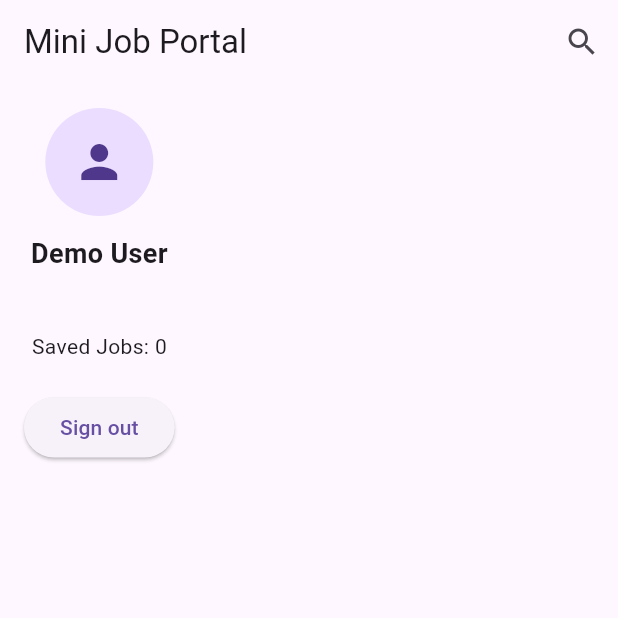
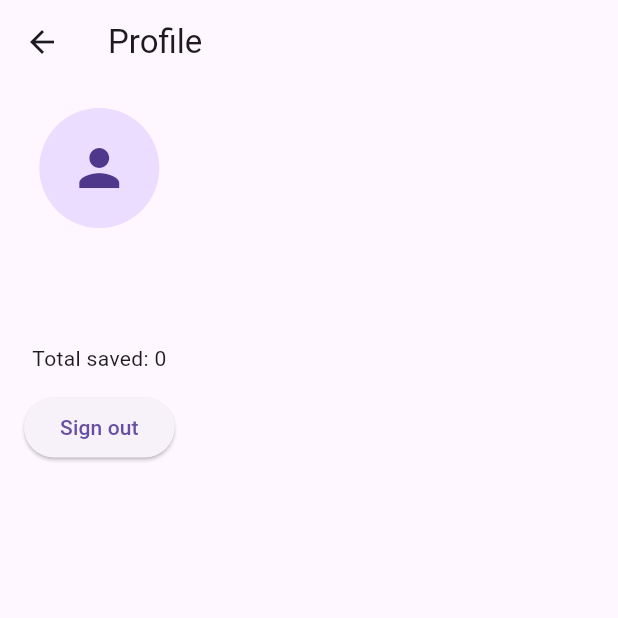
Before and after one commit to sadiakhan36295/Mini-job-portal-app, a Flutter app: the screen it shows once a user with an empty profile is signed in, item 3 of the bottom bar chosen, after a tap on "Sign out", on a phone screen of 412 x 824 dp, the top half of it. Run offline on Flutter 3.47's test engine with Material 3 defaults, Android fonts, the phone set to English and light mode, and no system bars; our stand-ins replace firebase_auth, firebase_core, sqflite; accounts and stored records are empty; network calls fail.

Commit message:
job list screen

```diff
--- a/lib/main.dart
+++ b/lib/main.dart
@@ -1,15 +1,14 @@
 import 'package:flutter/material.dart';
-import 'package:job_portal_app/screens/job_detail_screen.dart';
+import 'package:job_portal_app/screens/job_list_screen.dart';
+import 'package:job_portal_app/screens/login_screen.dart';
 import 'package:provider/provider.dart';
 import 'package:firebase_core/firebase_core.dart';
-import 'firebase_options.dart';
-import 'services/db_service.dart';
+import 'package:firebase_auth/firebase_auth.dart';
+import 'routes/app_routes.dart';
 import 'providers/job_provider.dart';
 import 'providers/saved_provider.dart';
-import 'screens/login_screen.dart';
-import 'screens/register_screen.dart';
-import 'screens/job_list_screen.dart';
-import 'package:firebase_auth/firebase_auth.dart';
+import 'services/db_service.dart';
+import 'firebase_options.dart'; // make sure this exists
 
 void main() async {
   WidgetsFlutterBinding.ensureInitialized();
@@ -20,7 +19,6 @@ void main() async {
 
 class MyApp extends StatelessWidget {
   const MyApp({super.key});
-
   @override
   Widget build(BuildContext context) {
     return MultiProvider(
@@ -32,34 +30,20 @@ class MyApp extends StatelessWidget {
         debugShowCheckedModeBanner: false,
         title: 'Mini Job Portal',
         theme: ThemeData(primarySwatch: Colors.blue),
-
-        // ✅ use StreamBuilder to wait for FirebaseAuth state
+        // Wait for Firebase auth state
         home: StreamBuilder<User?>(
           stream: FirebaseAuth.instance.authStateChanges(),
           builder: (context, snapshot) {
-            // wait until Firebase finishes connecting
             if (snapshot.connectionState == ConnectionState.waiting) {
-              return const Scaffold(
-                body: Center(child: CircularProgressIndicator()),
-              );
+              return const Scaffold(body: Center(child: CircularProgressIndicator()));
             }
-
-            // if logged in → go to JobList
             if (snapshot.hasData) {
               return const JobListScreen();
             }
-
-            // otherwise → show Login
             return const LoginScreen();
           },
         ),
-
-        routes: {
-          LoginScreen.routeName: (_) => const LoginScreen(),
-          RegisterScreen.routeName: (_) => const RegisterScreen(),
-          JobListScreen.routeName: (_) => const JobListScreen(),
-
-        },
+        onGenerateRoute: AppRoutes.generateRoute,
       ),
     );
   }
--- a/lib/models/job.dart
+++ b/lib/models/job_model.dart
@@ -1,11 +1,9 @@
-import 'dart:convert';
-
 class Job {
   final int id;
   final String title;
   final String company;
   final String location;
-  final double salary;
+  final int salary;
   final String description;
   final String category;
 
@@ -20,15 +18,14 @@ class Job {
   });
 
   factory Job.fromJson(Map<String, dynamic> json) {
-    // Using dummyjson products -> mapping fields to a job
     return Job(
-      id: json['id'] ?? 0,
-      title: json['title'] ?? 'Untitled',
-      company: json['brand'] ?? 'Unknown',
-      location: json['category'] ?? 'Remote',
-      salary: (json['price'] ?? 0).toDouble(),
+      id: json['id'] is int ? json['id'] : int.parse(json['id'].toString()),
+      title: json['title'] ?? '',
+      company: json['company'] ?? json['brand'] ?? 'Company',
+      location: json['location'] ?? 'Remote',
+      salary: json['salary'] is int ? json['salary'] : (json['price'] ?? 0).toInt(),
       description: json['description'] ?? '',
-      category: json['category'] ?? '',
+      category: json['category'] ?? 'General',
     );
   }
 
@@ -41,7 +38,4 @@ class Job {
         'description': description,
         'category': category,
       };
-
-  String toJsonString() => jsonEncode(toJson());
-  factory Job.fromJsonString(String s) => Job.fromJson(jsonDecode(s));
 }
--- a/lib/providers/job_provider.dart
+++ b/lib/providers/job_provider.dart
@@ -1,18 +1,22 @@
 import 'package:flutter/material.dart';
-import '../models/job.dart';
+import '../models/job_model.dart';
 import '../services/api_service.dart';
 
 class JobProvider extends ChangeNotifier {
   List<Job> jobs = [];
   bool loading = false;
-  String? error;
+  String error = '';
+
+  JobProvider() {
+    fetchJobs();
+  }
 
   Future<void> fetchJobs() async {
     loading = true;
     notifyListeners();
     try {
       jobs = await ApiService.fetchJobs();
-      error = null;
+      error = '';
     } catch (e) {
       error = e.toString();
     } finally {
@@ -20,4 +24,16 @@ class JobProvider extends ChangeNotifier {
       notifyListeners();
     }
   }
+
+  List<Job> search({String? q, String? category, int? minSalary}) {
+    return jobs.where((job) {
+      final matchesQ = q == null || q.isEmpty
+          ? true
+          : (job.title.toLowerCase().contains(q.toLowerCase()) ||
+              job.company.toLowerCase().contains(q.toLowerCase()));
+      final matchesCat = category == null || category == 'All' ? true : job.category == category;
+      final matchesSalary = minSalary == null ? true : job.salary >= minSalary;
+      return matchesQ && matchesCat && matchesSalary;
+    }).toList();
+  }
 }
--- a/lib/providers/saved_provider.dart
+++ b/lib/providers/saved_provider.dart
@@ -1,23 +1,33 @@
 import 'package:flutter/material.dart';
-import '../models/job.dart';
+import '../models/job_model.dart';
 import '../services/db_service.dart';
 
 class SavedProvider extends ChangeNotifier {
   List<Job> saved = [];
+  bool loading = false;
+
+  SavedProvider() {
+    loadSaved();
+  }
 
   Future<void> loadSaved() async {
+    loading = true;
+    notifyListeners();
+    await SavedJobsDatabase.init();
     saved = await SavedJobsDatabase.getSavedJobs();
+    loading = false;
     notifyListeners();
   }
 
-  bool isSaved(int id) => saved.any((j) => j.id == id);
-
-  Future<void> toggleSave(Job job) async {
-    if (isSaved(job.id)) {
-      await SavedJobsDatabase.removeJob(job.id);
+  Future<void> toggleSaved(Job job) async {
+    final exists = await SavedJobsDatabase.exists(job.id);
+    if (exists) {
+      await SavedJobsDatabase.deleteJob(job.id);
     } else {
-      await SavedJobsDatabase.saveJob(job);
+      await SavedJobsDatabase.insertJob(job);
     }
     await loadSaved();
   }
+
+  bool isSaved(int id) => saved.any((j) => j.id == id);
 }
--- /dev/null
+++ b/lib/routes/app_routes.dart
@@ -0,0 +1,41 @@
+import 'package:flutter/material.dart';
+import '../screens/job_list_screen.dart';
+import '../screens/job_detail_screen.dart';
+import '../screens/saved_jobs_screen.dart';
+import '../screens/profile_screen.dart';
+import '../screens/settings_screen.dart';
+import '../screens/login_screen.dart';
+import '../screens/register_screen.dart';
+import '../models/job_model.dart';
+
+class AppRoutes {
+  static const String login = '/login';
+  static const String register = '/register';
+  static const String jobList = '/';
+  static const String jobDetail = '/job-detail';
+  static const String saved = '/saved';
+  static const String profile = '/profile';
+  static const String settings = '/settings';
+
+  static Route<dynamic> generateRoute(RouteSettings routeSettings) {
+    switch (routeSettings.name) {
+      case login:
+        return MaterialPageRoute(builder: (_) => const LoginScreen());
+      case register:
+        return MaterialPageRoute(builder: (_) => const RegisterScreen());
+      case jobList:
+        return MaterialPageRoute(builder: (_) => const JobListScreen());
+      case jobDetail:
+        final job = routeSettings.arguments as Job;
+        return MaterialPageRoute(builder: (_) => JobDetailScreen(job: job));
+      case saved:
+        return MaterialPageRoute(builder: (_) => const SavedJobsScreen());
+      case profile:
+        return MaterialPageRoute(builder: (_) => const ProfileScreen());
+      case settings:
+        return MaterialPageRoute(builder: (_) => const SettingsScreen());
+      default:
+        return MaterialPageRoute(builder: (_) => const JobListScreen());
+    }
+  }
+}
--- a/lib/screens/job_list_screen.dart
+++ b/lib/screens/job_list_screen.dart
@@ -3,12 +3,11 @@ import 'package:provider/provider.dart';
 import '../providers/job_provider.dart';
 import '../providers/saved_provider.dart';
 import '../widgets/job_card.dart';
-import 'job_detail_screen.dart';
-import 'saved_jobs_screen.dart';
-import 'profile_screen.dart';
+import '../routes/app_routes.dart';
+import '../models/job_model.dart';
 
 class JobListScreen extends StatefulWidget {
-  static const routeName = '/home';
+  static const routeName = '/';
   const JobListScreen({Key? key}) : super(key: key);
 
   @override
@@ -16,119 +15,107 @@ class JobListScreen extends StatefulWidget {
 }
 
 class _JobListScreenState extends State<JobListScreen> {
-  int _selectedIndex = 0;
+  int _currentIndex = 0;
+  String searchQ = '';
+  String selectedCategory = 'All';
+  int? minSalary;
 
-  @override
-  void initState() {
-    super.initState();
-    final jobProvider = context.read<JobProvider>();
-    final savedProvider = context.read<SavedProvider>();
-    jobProvider.fetchJobs();
-    savedProvider.loadSaved();
-  }
-
-  void _onItemTapped(int index) {
-    setState(() => _selectedIndex = index);
-  }
-
-  Widget _body() {
-    switch (_selectedIndex) {
-      case 0:
-        return Consumer2<JobProvider, SavedProvider>(
-          builder: (context, jobProv, savedProv, _) {
-            if (jobProv.loading) return Center(child: CircularProgressIndicator());
-            if (jobProv.error != null) return Center(child: Text('Error: ${jobProv.error}'));
-            return RefreshIndicator(
-              onRefresh: jobProv.fetchJobs,
-              child: ListView.builder(
-                physics: const AlwaysScrollableScrollPhysics(),
-                itemCount: jobProv.jobs.length,
-                itemBuilder: (context, i) {
-                  final job = jobProv.jobs[i];
-                  final saved = savedProv.isSaved(job.id);
-                  return JobCard(
-                    job: job,
-                    saved: saved,
-                    onTap: () => Navigator.of(context).push(MaterialPageRoute(builder: (_) => JobDetailScreen(job: job))),
-                    onApply: () => _showAppliedDialog(job),
-                    onSave: () => savedProv.toggleSave(job),
-                  );
+  void _openSearchModal(JobProvider provider) {
+    showModalBottomSheet(
+      context: context,
+      isScrollControlled: true,
+      builder: (ctx) {
+        final qCtrl = TextEditingController(text: searchQ);
+        final salaryCtrl = TextEditingController(text: minSalary?.toString() ?? '');
+        return Padding(
+          padding: EdgeInsets.only(bottom: MediaQuery.of(ctx).viewInsets.bottom),
+          child: Container(
+            padding: const EdgeInsets.all(16),
+            child: Column(mainAxisSize: MainAxisSize.min, children: [
+              Row(children: [const Text('Search Jobs', style: TextStyle(fontWeight: FontWeight.bold)), const Spacer(), IconButton(icon: const Icon(Icons.close), onPressed: () => Navigator.pop(ctx))]),
+              TextField(controller: qCtrl, decoration: const InputDecoration(labelText: 'Title or Company')),
+              const SizedBox(height: 8),
+              DropdownButtonFormField<String>(
+                value: selectedCategory,
+                items: <String>['All', 'smartphones', 'laptops', 'home', 'groceries', 'fragrances'].map((c) => DropdownMenuItem(child: Text(c), value: c)).toList(),
+                onChanged: (v) => selectedCategory = v ?? 'All',
+                decoration: const InputDecoration(labelText: 'Category'),
+              ),
+              const SizedBox(height: 8),
+              TextField(controller: salaryCtrl, decoration: const InputDecoration(labelText: 'Min Salary'), keyboardType: TextInputType.number),
+              const SizedBox(height: 12),
+              ElevatedButton(
+                onPressed: () {
+                  setState(() {
+                    searchQ = qCtrl.text;
+                    minSalary = salaryCtrl.text.isEmpty ? null : int.tryParse(salaryCtrl.text);
+                  });
+                  Navigator.pop(ctx);
                 },
-              ),
-            );
-          },
+                child: const Text('Search'),
+              )
+            ]),
+          ),
         );
-      case 1:
-        return SavedJobsScreen();
-      case 2:
-        return ProfileScreen();
-      default:
-        return Center(child: Text('More'));
-    }
-  }
-
-  void _showAppliedDialog(job) {
-    showDialog(
-      context: context,
-      builder: (_) => AlertDialog(
-        title: Text('Applied'),
-        content: Text('You applied to "${job.title}" at ${job.company}. (Demo)'),
-        actions: [TextButton(onPressed: () => Navigator.pop(context), child: Text('OK'))],
-      ),
+      },
     );
   }
 
   @override
   Widget build(BuildContext context) {
+    final jobProv = context.watch<JobProvider>();
+    final savedProv = context.watch<SavedProvider>();
+
+    final filtered = jobProv.search(q: searchQ, category: selectedCategory, minSalary: minSalary);
+
     return Scaffold(
       appBar: AppBar(
-        title: Text('Mini Job Portal'),
+        title: const Text('AQAL Job Portal'),
         actions: [
-          IconButton(
-            icon: Icon(Icons.search),
-            onPressed: () {
-              // TODO: open search modal (I can add it if you want)
-              showSearch(context: context, delegate: SimpleJobSearch());
-            },
-          )
+          IconButton(icon: const Icon(Icons.search), onPressed: () => _openSearchModal(jobProv))
         ],
       ),
-      body: _body(),
+      body: RefreshIndicator(
+        onRefresh: () async => await context.read<JobProvider>().fetchJobs(),
+        child: Padding(
+          padding: const EdgeInsets.all(16),
+          child: jobProv.loading
+              ? const Center(child: CircularProgressIndicator())
+              : jobProv.error.isNotEmpty
+                  ? Center(child: Text('Error: ${jobProv.error}'))
+                  : ListView.builder(
+                      itemCount: filtered.length,
+                      itemBuilder: (_, i) => JobCard(job: filtered[i]),
+                    ),
+        ),
+      ),
       bottomNavigationBar: BottomNavigationBar(
-        currentIndex: _selectedIndex,
-        onTap: _onItemTapped,
+        currentIndex: _currentIndex,
+        selectedItemColor: const Color(0xFF0D47A1),
+        onTap: (i) {
+          setState(() => _currentIndex = i);
+          switch (i) {
+            case 0:
+              // already on home
+              break;
+            case 1:
+              Navigator.of(context).pushNamed(AppRoutes.saved);
+              break;
+            case 2:
+              Navigator.of(context).pushNamed(AppRoutes.profile);
+              break;
+            case 3:
+              Navigator.of(context).pushNamed(AppRoutes.settings);
+              break;
+          }
+        },
         items: const [
           BottomNavigationBarItem(icon: Icon(Icons.home), label: 'Home'),
-          BottomNavigationBarItem(icon: Icon(Icons.bookmark), label: 'Saved'),
+          BottomNavigationBarItem(icon: Icon(Icons.bookmark_border), label: 'Saved'),
           BottomNavigationBarItem(icon: Icon(Icons.person), label: 'Profile'),
-          BottomNavigationBarItem(icon: Icon(Icons.more_horiz), label: 'More'),
+          BottomNavigationBarItem(icon: Icon(Icons.settings), label: 'Settings'),
         ],
       ),
     );
   }
 }
-
-// Simple search delegate (demo)
-class SimpleJobSearch extends SearchDelegate<String> {
-  @override
-  List<Widget>? buildActions(BuildContext context) => [IconButton(onPressed: () => query = '', icon: Icon(Icons.clear))];
-
-  @override
-  Widget? buildLeading(BuildContext context) => IconButton(onPressed: () => close(context, ''), icon: Icon(Icons.arrow_back));
-
-  @override
-  Widget buildResults(BuildContext context) {
-    final jobs = context.read<JobProvider>().jobs.where((j) => j.title.toLowerCase().contains(query.toLowerCase())).toList();
-    return ListView(
-      children: jobs.map((job) => ListTile(title: Text(job.title), subtitle: Text(job.company), onTap: () => Navigator.push(context, MaterialPageRoute(builder: (_) => JobDetailScreen(job: job))))).toList(),
-    );
-  }
-
-  @override
-  Widget buildSuggestions(BuildContext context) {
-    final suggestions = context.read<JobProvider>().jobs.where((j) => j.title.toLowerCase().contains(query.toLowerCase())).toList();
-    return ListView(
-      children: suggestions.map((job) => ListTile(title: Text(job.title), onTap: () => query = job.title)).toList(),
-    );
-  }
-}
--- a/lib/screens/profile_screen.dart
+++ b/lib/screens/profile_screen.dart
@@ -1,51 +1,36 @@
 import 'package:flutter/material.dart';
 import 'package:provider/provider.dart';
 import '../providers/saved_provider.dart';
-import 'package:shared_preferences/shared_preferences.dart';
+import 'package:firebase_auth/firebase_auth.dart';
 
-class ProfileScreen extends StatefulWidget {
+class ProfileScreen extends StatelessWidget {
   const ProfileScreen({Key? key}) : super(key: key);
-  @override
-  State<ProfileScreen> createState() => _ProfileScreenState();
-}
-
-class _ProfileScreenState extends State<ProfileScreen> {
-  String email = '';
-
-  @override
-  void initState() {
-    super.initState();
-    _loadEmail();
-  }
-
-  Future<void> _loadEmail() async {
-    final prefs = await SharedPreferences.getInstance();
-    setState(() => email = prefs.getString('email') ?? 'user@example.com');
-  }
-
-  Future<void> _logout() async {
-    final prefs = await SharedPreferences.getInstance();
-    await prefs.setBool('isLoggedIn', false);
-    // For simplicity: restart app flow by popping to sign in
-    Navigator.of(context).pushReplacementNamed('/signin');
-  }
 
   @override
   Widget build(BuildContext context) {
-    final savedCount = context.watch<SavedProvider>().saved.length;
-    return Padding(
-      padding: const EdgeInsets.all(16.0),
-      child: Column(children: [
-        CircleAvatar(radius: 36, child: Icon(Icons.person, size: 36)),
-        SizedBox(height: 12),
-        Text('Demo User', style: TextStyle(fontSize: 18, fontWeight: FontWeight.bold)),
-        SizedBox(height: 6),
-        Text(email),
-        SizedBox(height: 12),
-        Text('Saved Jobs: $savedCount'),
-        SizedBox(height: 20),
-        ElevatedButton(onPressed: _logout, child: Text('Sign out')),
-      ]),
+    final savedProv = context.watch<SavedProvider>();
+    final user = FirebaseAuth.instance.currentUser;
+    return Scaffold(
+      appBar: AppBar(title: const Text('Profile')),
+      body: Padding(
+        padding: const EdgeInsets.all(16),
+        child: Column(children: [
+          CircleAvatar(radius: 40, child: const Icon(Icons.person, size: 40)),
+          const SizedBox(height: 12),
+          Text(user?.displayName ?? 'Dummy User', style: const TextStyle(fontWeight: FontWeight.bold, fontSize: 18)),
+          const SizedBox(height: 6),
+          Text(user?.email ?? 'user@example.com'),
+          const SizedBox(height: 12),
+          Text('Total saved: ${savedProv.saved.length}'),
+          const SizedBox(height: 12),
+          ElevatedButton(
+            onPressed: () async {
+              await FirebaseAuth.instance.signOut();
+            },
+            child: const Text('Sign out'),
+          )
+        ]),
+      ),
     );
   }
 }
--- a/lib/screens/saved_jobs_screen.dart
+++ b/lib/screens/saved_jobs_screen.dart
@@ -2,7 +2,6 @@ import 'package:flutter/material.dart';
 import 'package:provider/provider.dart';
 import '../providers/saved_provider.dart';
 import '../widgets/job_card.dart';
-import 'job_detail_screen.dart';
 
 class SavedJobsScreen extends StatelessWidget {
   const SavedJobsScreen({Key? key}) : super(key: key);
@@ -10,25 +9,19 @@ class SavedJobsScreen extends StatelessWidget {
   @override
   Widget build(BuildContext context) {
     final savedProv = context.watch<SavedProvider>();
-    if (savedProv.saved.isEmpty) {
-      return Center(child: Text('No saved jobs yet.'));
-    }
-    return ListView.builder(
-      itemCount: savedProv.saved.length,
-      itemBuilder: (context, i) {
-        final job = savedProv.saved[i];
-        return JobCard(
-          job: job,
-          saved: true,
-          onTap: () => Navigator.of(context).push(MaterialPageRoute(builder: (_) => JobDetailScreen(job: job))),
-          onApply: () => _showApplied(context, job),
-          onSave: () => savedProv.toggleSave(job),
-        );
-      },
+    return Scaffold(
+      appBar: AppBar(title: const Text('Saved Jobs')),
+      body: Padding(
+        padding: const EdgeInsets.all(16),
+        child: savedProv.loading
+            ? const Center(child: CircularProgressIndicator())
+            : savedProv.saved.isEmpty
+                ? const Center(child: Text('No saved jobs'))
+                : ListView.builder(
+                    itemCount: savedProv.saved.length,
+                    itemBuilder: (_, i) => JobCard(job: savedProv.saved[i]),
+                  ),
+      ),
     );
   }
-
-  void _showApplied(BuildContext context, job) {
-    showDialog(context: context, builder: (_) => AlertDialog(title: Text('Applied'), content: Text('Applied (demo).'), actions: [TextButton(onPressed: () => Navigator.pop(context), child: Text('OK'))]));
-  }
 }
--- a/lib/services/api_service.dart
+++ b/lib/services/api_service.dart
@@ -1,16 +1,25 @@
 import 'dart:convert';
 import 'package:http/http.dart' as http;
-import '../models/job.dart';
+import '../models/job_model.dart';
 
 class ApiService {
-  // This uses the dummyjson example the task mentioned
+  // Example uses dummyjson products as mock data
   static Future<List<Job>> fetchJobs() async {
-    final url = Uri.parse('https://dummyjson.com/products?limit=50');
-    final resp = await http.get(url);
-    if (resp.statusCode == 200) {
-      final data = jsonDecode(resp.body);
-      final List products = data['products'] ?? [];
-      return products.map((p) => Job.fromJson(p)).toList();
+    final response = await http.get(Uri.parse('https://dummyjson.com/products?limit=30'));
+    if (response.statusCode == 200) {
+      final data = jsonDecode(response.body) as Map<String, dynamic>;
+      final List items = data['products'] as List;
+      return items.map((p) {
+        return Job.fromJson({
+          'id': p['id'],
+          'title': p['title'],
+          'company': p['brand'],
+          'location': 'Remote',
+          'salary': (p['price'] ?? 0).toInt(),
+          'description': p['description'],
+          'category': p['category'],
+        });
+      }).toList();
     } else {
       throw Exception('Failed to load jobs');
     }
--- a/lib/services/db_service.dart
+++ b/lib/services/db_service.dart
@@ -1,51 +1,55 @@
 import 'dart:convert';
+import 'package:path/path.dart';
 import 'package:sqflite/sqflite.dart';
-import 'package:path/path.dart';
-import '../models/job.dart';
+import '../models/job_model.dart';
 
 class SavedJobsDatabase {
   static Database? _db;
-  static const String DB_NAME = 'saved_jobs.db';
-  static const String TABLE = 'saved_jobs';
 
   static Future<void> init() async {
     if (_db != null) return;
-    final databasesPath = await getDatabasesPath();
-    final path = join(databasesPath, DB_NAME);
+    final dbPath = await getDatabasesPath();
+    final path = join(dbPath, 'saved_jobs.db');
     _db = await openDatabase(
       path,
       version: 1,
-      onCreate: (db, v) async {
+      onCreate: (db, version) async {
         await db.execute('''
-          CREATE TABLE $TABLE (
+          CREATE TABLE saved_jobs (
             id INTEGER PRIMARY KEY,
-            json TEXT NOT NULL
+            job_json TEXT
           )
         ''');
       },
     );
   }
 
-  static Future<void> saveJob(Job job) async {
-    await _db!.insert(
-      TABLE,
-      {'id': job.id, 'json': job.toJsonString()},
+  static Future<List<Job>> getSavedJobs() async {
+    final db = _db!;
+    final rows = await db.query('saved_jobs');
+    return rows.map((r) {
+      final jsonMap = jsonDecode(r['job_json'] as String) as Map<String, dynamic>;
+      return Job.fromJson(jsonMap);
+    }).toList();
+  }
+
+  static Future<void> insertJob(Job job) async {
+    final db = _db!;
+    await db.insert(
+      'saved_jobs',
+      {'id': job.id, 'job_json': jsonEncode(job.toJson())},
       conflictAlgorithm: ConflictAlgorithm.replace,
     );
   }
 
-  static Future<void> removeJob(int id) async {
-    await _db!.delete(TABLE, where: 'id = ?', whereArgs: [id]);
+  static Future<void> deleteJob(int id) async {
+    final db = _db!;
+    await db.delete('saved_jobs', where: 'id = ?', whereArgs: [id]);
   }
 
-  static Future<List<Job>> getSavedJobs() async {
-    final List<Map<String, dynamic>> rows = await _db!.query(TABLE);
-    return rows.map((r) => Job.fromJsonString(r['json'] as String)).toList();
-  }
-
-  static Future<bool> isSaved(int id) async {
-    final List<Map<String, dynamic>> rows =
-        await _db!.query(TABLE, where: 'id = ?', whereArgs: [id], limit: 1);
+  static Future<bool> exists(int id) async {
+    final db = _db!;
+    final rows = await db.query('saved_jobs', where: 'id = ?', whereArgs: [id], limit: 1);
     return rows.isNotEmpty;
   }
 }
```
Also changed, not shown: lib/screens/job_detail_screen.dart (+16 -24 lines), lib/screens/settings_screen.dart (added, +12 -0 lines), lib/widgets/job_card.dart (+30 -32 lines).
